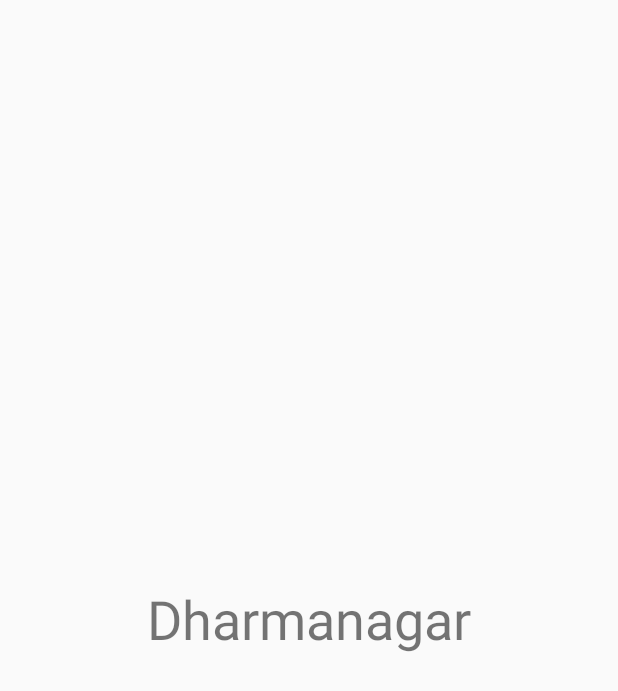
After one commit to tamaldn/major_project, an Android app: the DharmanagarActivity screen opened directly, with no data from a screen before it, on a phone screen of 412 x 824 dp. The commit adds this screen. Shown: the top 691 px of the screen. Run offline under Robolectric (Android 15) with nearby library versions, the phone set to English and light mode, and no system bars.

```diff
--- a/app/src/main/AndroidManifest.xml
+++ b/app/src/main/AndroidManifest.xml
@@ -11,6 +11,9 @@
         android:roundIcon="@mipmap/ic_launcher_round"
         android:supportsRtl="true"
         android:theme="@style/AppTheme">
+        <activity android:name=".KathmanduActivity"></activity>
+        <activity android:name=".DharmanagarActivity" />
+        <activity android:name=".BirgunjActivity" />
         <activity android:name=".ContentActivity" />
         <activity android:name=".LoginActivity">
             <intent-filter>
--- /dev/null
+++ b/app/src/main/java/com/example/mycityinfo/DharmanagarActivity.java
@@ -0,0 +1,13 @@
+package com.example.mycityinfo;
+
+import android.support.v7.app.AppCompatActivity;
+import android.os.Bundle;
+
+public class DharmanagarActivity extends AppCompatActivity {
+
+    @Override
+    protected void onCreate(Bundle savedInstanceState) {
+        super.onCreate(savedInstanceState);
+        setContentView(R.layout.dharmanagar);
+    }
+}
--- /dev/null
+++ b/app/src/main/res/layout/dharmanagar.xml
@@ -0,0 +1,20 @@
+<?xml version="1.0" encoding="utf-8"?>
+<android.support.constraint.ConstraintLayout xmlns:android="http://schemas.android.com/apk/res/android"
+    xmlns:app="http://schemas.android.com/apk/res-auto"
+    xmlns:tools="http://schemas.android.com/tools"
+    android:layout_width="match_parent"
+    android:layout_height="match_parent"
+    tools:context=".DharmanagarActivity">
+
+    <TextView
+        android:id="@+id/textView7"
+        android:layout_width="wrap_content"
+        android:layout_height="wrap_content"
+        android:text="Dharmanagar"
+        android:textSize="36sp"
+        app:layout_constraintBottom_toBottomOf="parent"
+        app:layout_constraintEnd_toEndOf="parent"
+        app:layout_constraintHorizontal_bias="0.5"
+        app:layout_constraintStart_toStartOf="parent"
+        app:layout_constraintTop_toTopOf="parent" />
+</android.support.constraint.ConstraintLayout>
```
Also changed, not shown: app/src/main/java/com/example/mycityinfo/BirgunjActivity.java (added, +13 -0 lines), app/src/main/java/com/example/mycityinfo/ContentActivity.java (+26 -1 lines), app/src/main/java/com/example/mycityinfo/KathmanduActivity.java (added, +13 -0 lines), app/src/main/res/layout/birgunj.xml (added, +20 -0 lines), app/src/main/res/layout/content.xml (+17 -10 lines), app/src/main/res/layout/kathmandu.xml (added, +20 -0 lines).
